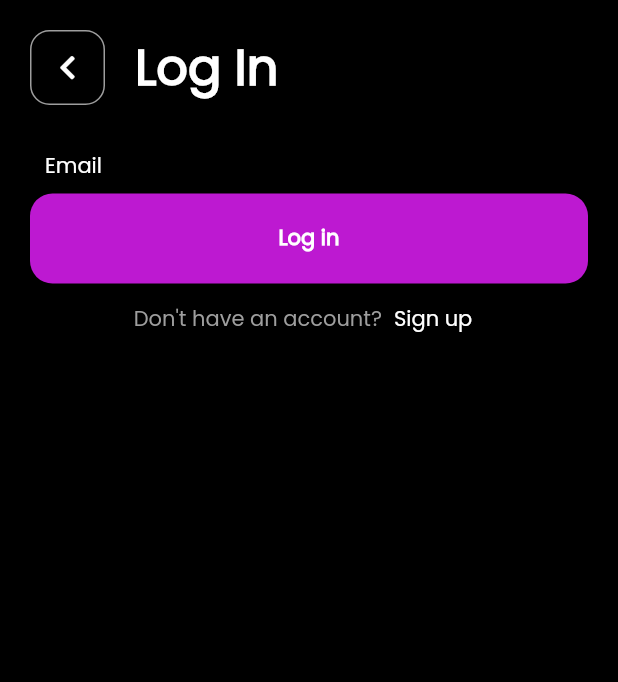
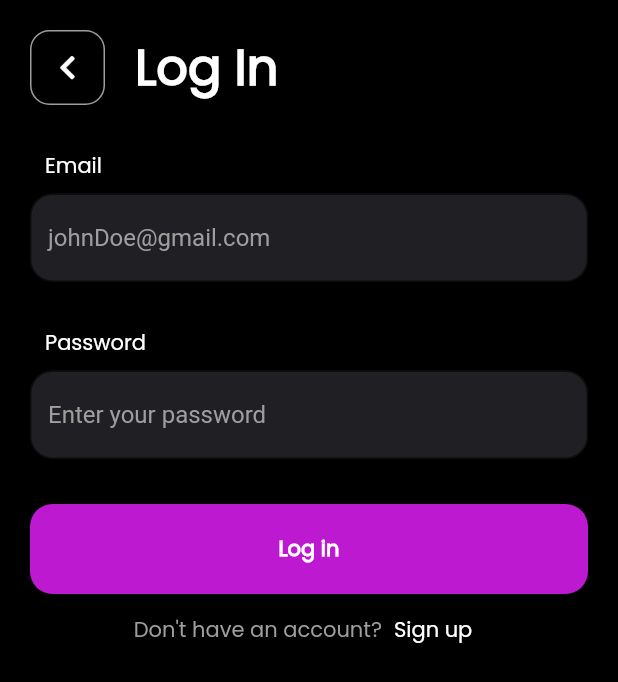
Before and after one commit to imdadAdelabou/Instagram-flutter-clone, a Flutter app: the screen it shows after launch, after a tap on "Create Account", after a tap on "Log in", on a phone screen of 412 x 824 dp. Shown: the top 682 px of the screen. Run offline on Flutter 3.47's test engine with Material 2 defaults, Android fonts, the phone set to English and light mode, and no system bars; our stand-ins replace font_awesome_flutter, form_field_validator, get_it, supabase; accounts and stored records are empty.

Commit message:
[feat] Adding some controlle

```diff
--- a/instagram_flutter_clone/lib/components/custom_textformfield.dart
+++ b/instagram_flutter_clone/lib/components/custom_textformfield.dart
@@ -1,20 +1,24 @@
 import "package:flutter/material.dart";
 import 'package:form_field_validator/form_field_validator.dart';
+import 'package:instagram_flutter_clone/utils/constant.dart';
 
 class CustomTextFormField extends StatelessWidget {
   final String hintText;
   final MultiValidator listValidator;
   final Function(String value) getValue;
+  final TypeField? typeField;
   const CustomTextFormField({
     required this.hintText,
     required this.getValue,
     required this.listValidator,
+    this.typeField,
   });
 
   @override
   Widget build(BuildContext context) {
     return Container(
       child: TextFormField(
+        obscureText: typeField == TypeField.password,
         validator: listValidator,
         onChanged: getValue,
         style: TextStyle(color: Colors.white),
--- a/instagram_flutter_clone/lib/screens/logIn/login_model.dart
+++ b/instagram_flutter_clone/lib/screens/logIn/login_model.dart
@@ -1,3 +1,16 @@
 import 'package:instagram_flutter_clone/screens/base_model.dart';
 
-class LoginModel extends BaseModel {}
+class LoginModel extends BaseModel {
+  String email = "";
+  String password = "";
+
+  setMail(String value) {
+    email = value;
+    notifyListeners();
+  }
+
+  setPassword(String value) {
+    password = value;
+    notifyListeners();
+  }
+}
--- a/instagram_flutter_clone/lib/screens/logIn/login_view.dart
+++ b/instagram_flutter_clone/lib/screens/logIn/login_view.dart
@@ -1,4 +1,5 @@
 import "package:flutter/material.dart";
+import 'package:form_field_validator/form_field_validator.dart';
 import 'package:instagram_flutter_clone/components/back_component.dart';
 import 'package:instagram_flutter_clone/components/base_view.dart';
 import 'package:instagram_flutter_clone/components/custom_button.dart';
@@ -12,10 +13,13 @@ class LoginView extends StatelessWidget {
   @override
   Widget build(BuildContext context) {
     double maxWidth = MediaQuery.of(context).size.width;
+    final _formKey = GlobalKey<FormState>();
     return BaseView<LoginModel>(
       builder: (context, model, child) => SafeArea(
         child: Scaffold(
-          body: Padding(
+          body: Form(
+            key: _formKey,
+            child: Padding(
               padding: const EdgeInsets.only(left: 20.0, right: 20.0),
               child: Column(
                 crossAxisAlignment: CrossAxisAlignment.start,
@@ -42,15 +46,34 @@ class LoginView extends StatelessWidget {
                     child: returnHeadTitle("Email"),
                   ),
                   SizedBox(height: 8.0),
-                // CustomTextFormField(hintText: "johnDoe@gmail.com"),
-                // const SizedBox(height: 30.0),
-                // Padding(
-                //   padding: const EdgeInsets.only(left: 10.0),
-                //   child: returnHeadTitle("Password"),
-                // ),
-                // SizedBox(height: 8.0),
-                // CustomTextFormField(hintText: "Enter your password"),
-                // const SizedBox(height: 30.0),
+                  CustomTextFormField(
+                    hintText: "johnDoe@gmail.com",
+                    getValue: (String value) {
+                      print(value);
+                    },
+                    listValidator: MultiValidator([
+                      RequiredValidator(errorText: "Please, enter your email"),
+                    ]),
+                  ),
+                  const SizedBox(height: 30.0),
+                  Padding(
+                    padding: const EdgeInsets.only(left: 10.0),
+                    child: returnHeadTitle("Password"),
+                  ),
+                  SizedBox(height: 8.0),
+                  CustomTextFormField(
+                    hintText: "Enter your password",
+                    getValue: (String value) {
+                      print(value);
+                    },
+                    listValidator: MultiValidator(
+                      [
+                        RequiredValidator(
+                            errorText: "Please, enter your password"),
+                      ],
+                    ),
+                  ),
+                  const SizedBox(height: 30.0),
                   CustomButton(
                     content: Text(
                       "Log in",
@@ -59,7 +82,11 @@ class LoginView extends StatelessWidget {
                         fontWeight: FontWeight.bold,
                       ),
                     ),
-                  action: () {},
+                    action: () {
+                      if (_formKey.currentState!.validate()) {
+                        print("is safe");
+                      }
+                    },
                   ),
                   Row(
                     mainAxisAlignment: MainAxisAlignment.center,
@@ -90,6 +117,7 @@ class LoginView extends StatelessWidget {
             ),
           ),
         ),
+      ),
     );
   }
 }
--- a/instagram_flutter_clone/lib/screens/register/register.dart
+++ b/instagram_flutter_clone/lib/screens/register/register.dart
@@ -5,6 +5,7 @@ import 'package:instagram_flutter_clone/components/base_view.dart';
 import 'package:instagram_flutter_clone/components/custom_button.dart';
 import 'package:instagram_flutter_clone/components/custom_textformfield.dart';
 import 'package:instagram_flutter_clone/screens/register/register_model.dart';
+import 'package:instagram_flutter_clone/utils/constant.dart';
 import 'package:instagram_flutter_clone/utils/functions.dart';
 
 class RegisterView extends StatelessWidget {
@@ -80,6 +81,7 @@ class RegisterView extends StatelessWidget {
                     ),
                     const SizedBox(height: space),
                     CustomTextFormField(
+                      typeField: TypeField.password,
                       hintText: "Pick a strong password",
                       getValue: (String value) {
                         model.setPassword(value);
--- a/instagram_flutter_clone/lib/utils/constant.dart
+++ b/instagram_flutter_clone/lib/utils/constant.dart
@@ -21,3 +21,5 @@ final ThemeData blackTheme = ThemeData(
 );
 
 enum ViewState { Error, Retrieved, Busy, Idle }
+
+enum TypeField { password, normal }
```
Lines whose indentation alone changed are shown as unchanged.
